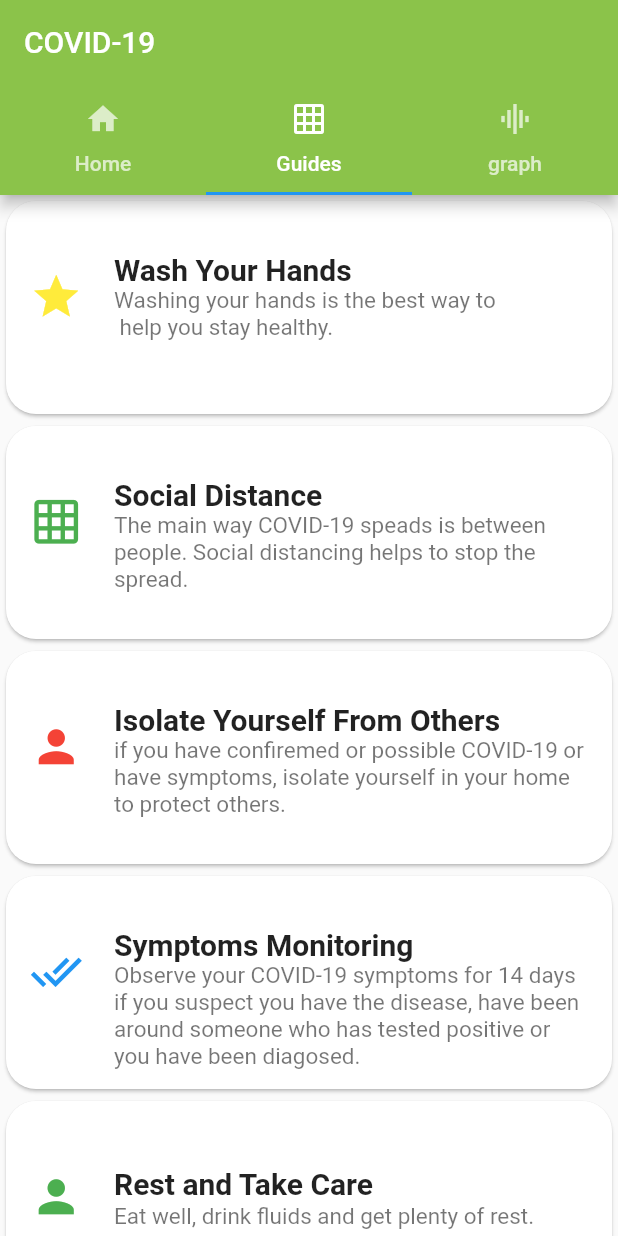
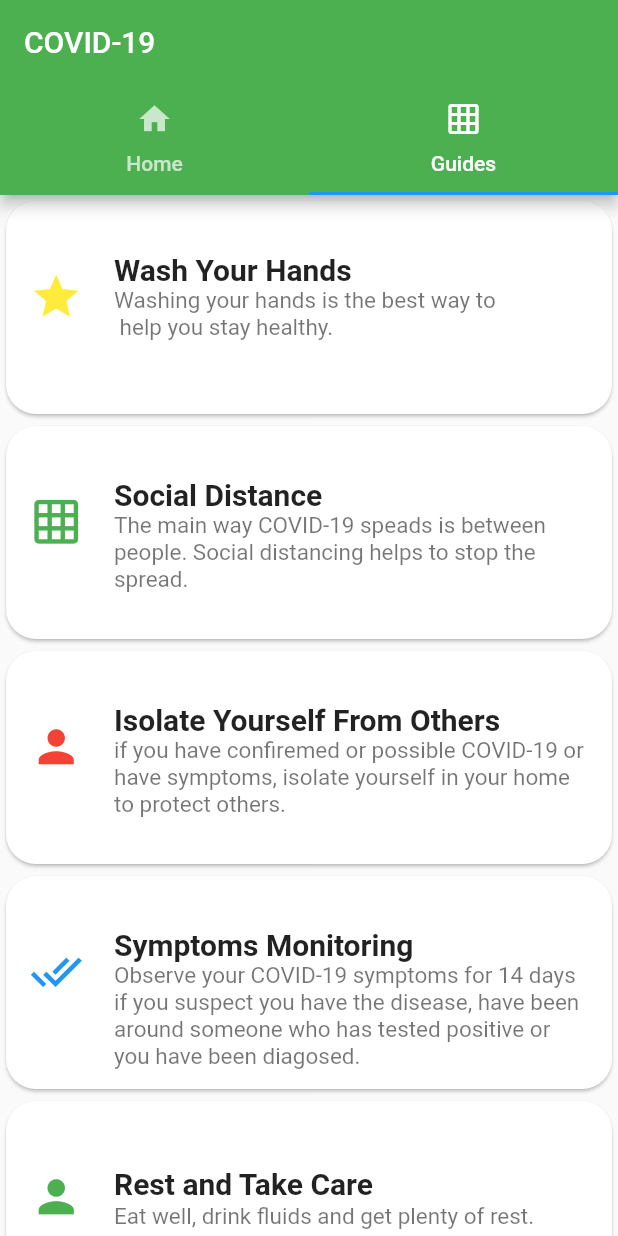
Before and after one commit to iqrafatimame/COVID-19, a Flutter app: the screen it shows after launch, tab 2 chosen, on a phone screen of 412 x 824 dp. Run offline on Flutter 3.47's test engine with Material 2 defaults, Android fonts, the phone set to English and light mode, and no system bars; network calls fail.

Commit message:
👌 IMPROVE:  Deleted extra code

```diff
--- a/lib/main.dart
+++ b/lib/main.dart
@@ -2,7 +2,6 @@ import 'package:flutter/material.dart';
 //import 'package:flutter/src/animation/animation_controller.dart';
 import './home_page.dart' as first;
 import './guides_page.dart' as Guides;
-import './newsPage.dart' as News;
 
 void main(){
   runApp(MaterialApp(
@@ -21,7 +20,7 @@ class MyTabsState extends State<MyTabs> with SingleTickerProviderStateMixin {
   @override
   void initState() {
     super.initState();
-    controller = new TabController(length: 3, vsync: this);
+    controller = new TabController(length: 2, vsync: this);
   }
 
   @override
@@ -35,7 +34,7 @@ class MyTabsState extends State<MyTabs> with SingleTickerProviderStateMixin {
     return new Scaffold(
       appBar: new AppBar(
          title: new Text("COVID-19"),
-         backgroundColor: Colors.lightGreen,
+         backgroundColor: Colors.green,
         bottom: new TabBar(
           controller: controller,
             tabs: <Tab>[
@@ -47,10 +46,7 @@ class MyTabsState extends State<MyTabs> with SingleTickerProviderStateMixin {
                 icon: new Icon(Icons.grid_on),
                 text: 'Guides',
               ),
-               new Tab(
-                icon: new Icon(Icons.graphic_eq),
-                text: 'graph',
-              ),
+
             ],
          ),
       ),
@@ -59,7 +55,7 @@ class MyTabsState extends State<MyTabs> with SingleTickerProviderStateMixin {
           children: <Widget>[
               new first.First(),
               new Guides.Guides(),
-              new News.News(),
+              //new Guides.Guides(),
           ],
         ),
     );
```
Also changed, not shown: lib/newsArticle.dart (deleted, +0 -18 lines), lib/newsPage.dart (deleted, +0 -11 lines), lib/service.dart (deleted, +0 -21 lines), lib/viewModels/newsArticleListViewModel.dart (deleted, +0 -16 lines), lib/viewModels/newsArticleViewModel.dart (deleted, +0 -22 lines), lib/viewModels/newsList.dart (deleted, +0 -15 lines), 6 other files.
